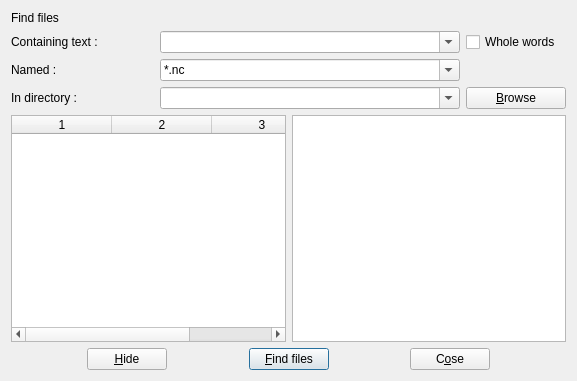
GCodeProjects/GCodeWorkShop, file src/findinfilesdialog.ui: the form before one commit.
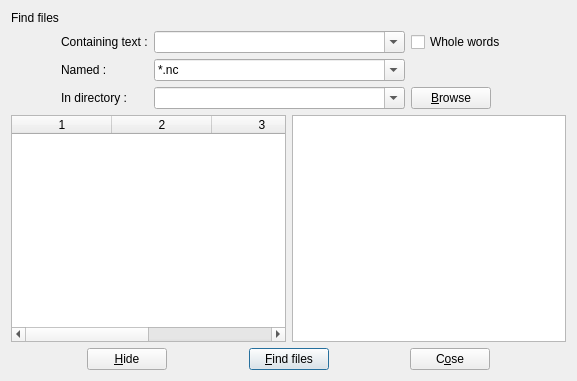
The form after the commit. Icons and pictures are not drawn.

Patch:
```diff
--- a/src/findinfilesdialog.ui
+++ b/src/findinfilesdialog.ui
@@ -24,15 +24,15 @@
    <item>
     <layout class="QVBoxLayout" name="verticalLayout">
      <item>
-      <layout class="QGridLayout" name="gridLayout" columnminimumwidth="0,0,0">
+      <layout class="QGridLayout" name="gridLayout" rowstretch="0,0,0,0" columnstretch="0,10,0">
+       <property name="leftMargin">
+        <number>50</number>
+       </property>
+       <property name="rightMargin">
+        <number>60</number>
+       </property>
        <item row="1" column="1">
         <widget class="QComboBox" name="textComboBox">
-         <property name="minimumSize">
-          <size>
-           <width>300</width>
-           <height>0</height>
-          </size>
-         </property>
          <property name="editable">
           <bool>true</bool>
          </property>
@@ -68,9 +68,15 @@
        </item>
        <item row="3" column="2">
         <widget class="QPushButton" name="browseButton">
+         <property name="sizePolicy">
+          <sizepolicy hsizetype="Fixed" vsizetype="Fixed">
+           <horstretch>0</horstretch>
+           <verstretch>0</verstretch>
+          </sizepolicy>
+         </property>
          <property name="maximumSize">
           <size>
-           <width>100</width>
+           <width>16777215</width>
            <height>16777215</height>
           </size>
          </property>
@@ -183,7 +189,7 @@
         <bool>false</bool>
        </property>
        <property name="columnCount">
-        <number>3</number>
+        <number>4</number>
        </property>
        <attribute name="horizontalHeaderShowSortIndicator" stdset="0">
         <bool>true</bool>
@@ -191,6 +197,13 @@
        <attribute name="verticalHeaderShowSortIndicator" stdset="0">
         <bool>false</bool>
        </attribute>
+       <attribute name="horizontalHeaderShowSortIndicator" stdset="0">
+        <bool>true</bool>
+       </attribute>
+       <attribute name="verticalHeaderShowSortIndicator" stdset="0">
+        <bool>false</bool>
+       </attribute>
+       <column/>
        <column/>
        <column/>
        <column/>
```
Left out of the diff: 6 changed lines with no effect on the pictures.
